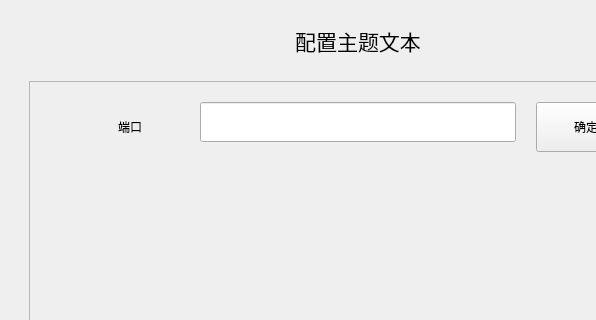
Qt form include/DGLABClient.ui (CrimsonSeraph/DG-LAB-Client) before a commit; both pictures show x 92 to 688 and y 0 to 320 of the 800 by 600 pixel window.
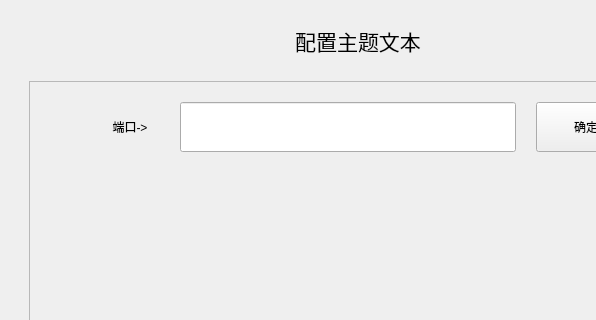
The same form after that commit. The open tabs and pages were chosen to show the change.

Patch:
```diff
--- a/include/DGLABClient.ui
+++ b/include/DGLABClient.ui
@@ -357,6 +357,36 @@
                  <number>20</number>
                 </property>
                 <item>
+                 <widget class="QWidget" name="port_part" native="true">
+                  <property name="sizePolicy">
+                   <sizepolicy hsizetype="Minimum" vsizetype="Minimum">
+                    <horstretch>0</horstretch>
+                    <verstretch>0</verstretch>
+                   </sizepolicy>
+                  </property>
+                  <property name="minimumSize">
+                   <size>
+                    <width>0</width>
+                    <height>50</height>
+                   </size>
+                  </property>
+                  <layout class="QHBoxLayout" name="horizontalLayout_2">
+                   <property name="spacing">
+                    <number>0</number>
+                   </property>
+                   <property name="leftMargin">
+                    <number>0</number>
+                   </property>
+                   <property name="topMargin">
+                    <number>0</number>
+                   </property>
+                   <property name="rightMargin">
+                    <number>0</number>
+                   </property>
+                   <property name="bottomMargin">
+                    <number>0</number>
+                   </property>
+                   <item>
                  <widget class="QLabel" name="port_label">
                   <property name="sizePolicy">
                    <sizepolicy hsizetype="Fixed" vsizetype="Fixed">
@@ -371,7 +401,7 @@
                    </size>
                   </property>
                   <property name="text">
-                   <string>端口</string>
+                      <string>端口-&gt;</string>
                   </property>
                   <property name="alignment">
                    <set>Qt::AlignmentFlag::AlignCenter</set>
@@ -381,11 +411,20 @@
                 <item>
                  <widget class="QLineEdit" name="port_input">
                   <property name="sizePolicy">
-                   <sizepolicy hsizetype="Minimum" vsizetype="Minimum">
+                      <sizepolicy hsizetype="Minimum" vsizetype="Fixed">
                     <horstretch>0</horstretch>
                     <verstretch>0</verstretch>
                    </sizepolicy>
                   </property>
+                     <property name="minimumSize">
+                      <size>
+                       <width>0</width>
+                       <height>50</height>
+                      </size>
+                     </property>
+                    </widget>
+                   </item>
+                  </layout>
                  </widget>
                 </item>
                 <item>
```
Lines whose indentation alone changed are shown as unchanged.
